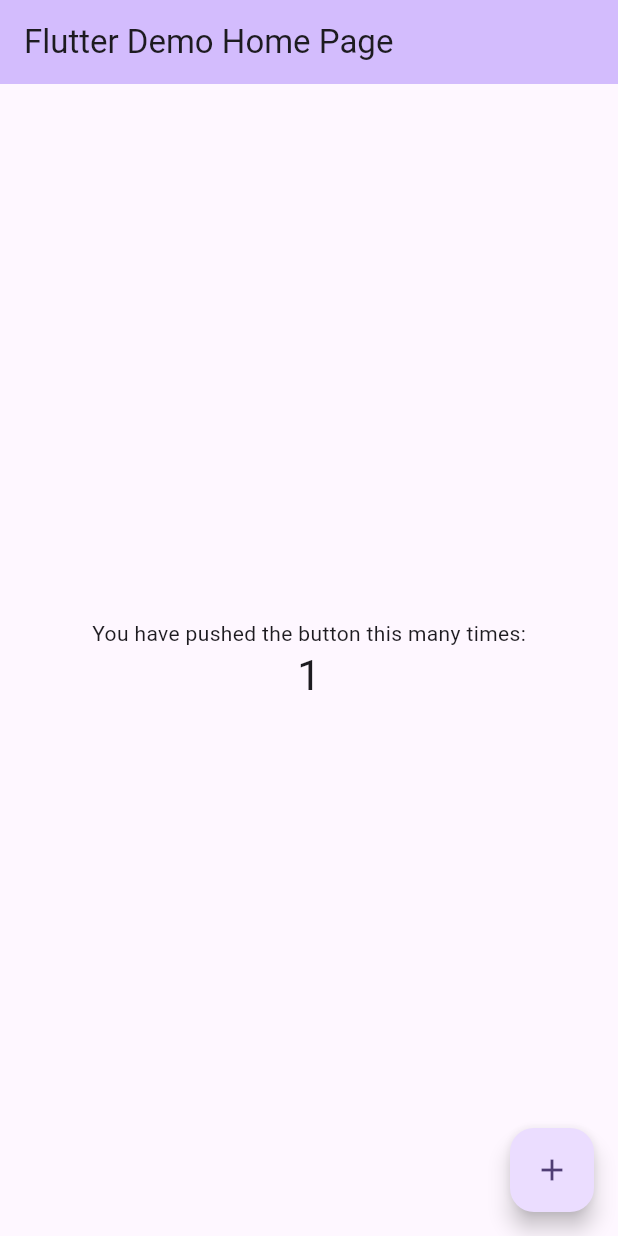
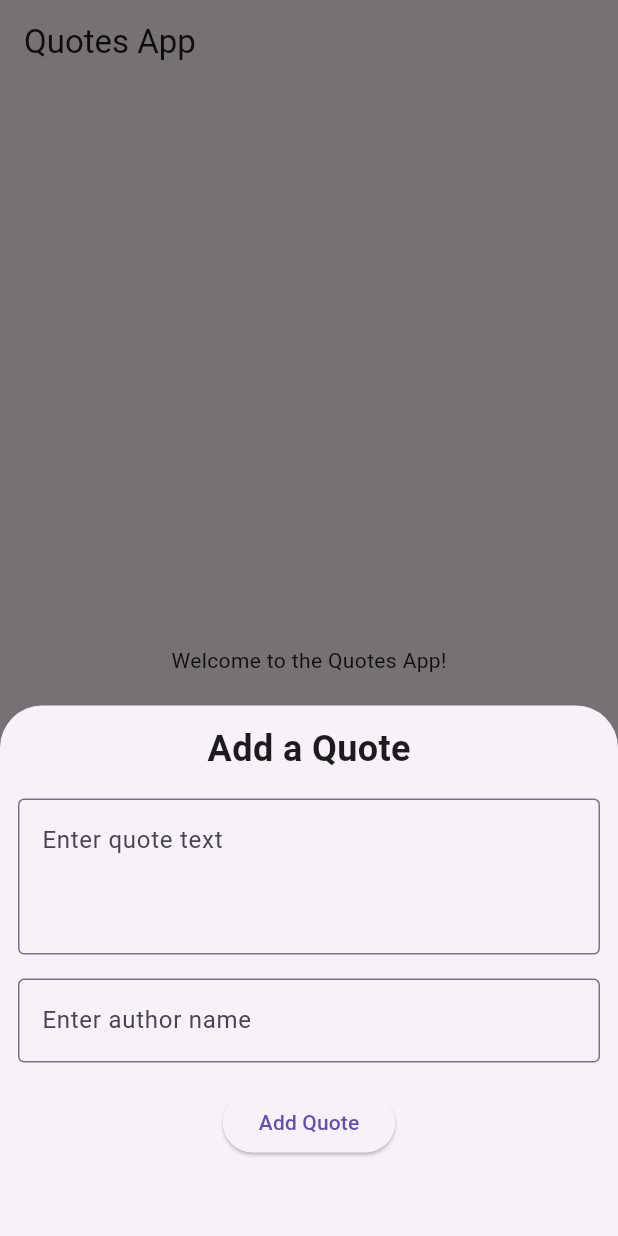
Before and after one commit to malaka96/quotes-app, a Flutter app: the screen it shows after launch, after a tap on the "add" icon, on a phone screen of 412 x 824 dp. Run offline on Flutter 3.47's test engine with Material 3 defaults, Android fonts, the phone set to English and light mode, and no system bars; our stand-ins replace cloud_firestore, firebase_core; accounts and stored records are empty.

```diff
--- /dev/null
+++ b/lib/Models/quotes_model.dart
@@ -0,0 +1,33 @@
+import 'package:cloud_firestore/cloud_firestore.dart';
+
+class Quote {
+  String id;
+  String quoteText;
+  String author;
+  DateTime createdAt;
+
+  Quote({
+    required this.id,
+    required this.quoteText,
+    required this.author,
+    required this.createdAt,
+  });
+
+  factory Quote.fromJson(Map<String, dynamic> json, String id) {
+    return Quote(
+      id: id,
+      quoteText: json['quote'] as String,
+      author: json['author'] as String,
+      createdAt: (json['createdAt'] as Timestamp).toDate(),
+    );
+  }
+
+  Map<String, dynamic> toJson() {
+    return {
+      'id': id,
+      'quote': quoteText,
+      'author': author,
+      'createdAt': createdAt,
+    };
+  }
+}
--- a/lib/main.dart
+++ b/lib/main.dart
@@ -1,122 +1,24 @@
 import 'package:flutter/material.dart';
+import 'package:firebase_core/firebase_core.dart';
+import 'package:quotes_app/firebase_options.dart';
+import 'package:quotes_app/views/home_page.dart';
 
-void main() {
+void main() async {
+  WidgetsFlutterBinding.ensureInitialized();
+  await Firebase.initializeApp(options: DefaultFirebaseOptions.currentPlatform);
   runApp(const MyApp());
 }
 
 class MyApp extends StatelessWidget {
   const MyApp({super.key});
 
-  // This widget is the root of your application.
   @override
   Widget build(BuildContext context) {
     return MaterialApp(
-      title: 'Flutter Demo',
       theme: ThemeData(
-        // This is the theme of your application.
-        //
-        // TRY THIS: Try running your application with "flutter run". You'll see
-        // the application has a purple toolbar. Then, without quitting the app,
-        // try changing the seedColor in the colorScheme below to Colors.green
-        // and then invoke "hot reload" (save your changes or press the "hot
-        // reload" button in a Flutter-supported IDE, or press "r" if you used
-        // the command line to start the app).
-        //
-        // Notice that the counter didn't reset back to zero; the application
-        // state is not lost during the reload. To reset the state, use hot
-        // restart instead.
-        //
-        // This works for code too, not just values: Most code changes can be
-        // tested with just a hot reload.
-        colorScheme: ColorScheme.fromSeed(seedColor: Colors.deepPurple),
+        useMaterial3: true
       ),
-      home: const MyHomePage(title: 'Flutter Demo Home Page'),
+      home: HomePage(),
     );
   }
 }
-
-class MyHomePage extends StatefulWidget {
-  const MyHomePage({super.key, required this.title});
-
-  // This widget is the home page of your application. It is stateful, meaning
-  // that it has a State object (defined below) that contains fields that affect
-  // how it looks.
-
-  // This class is the configuration for the state. It holds the values (in this
-  // case the title) provided by the parent (in this case the App widget) and
-  // used by the build method of the State. Fields in a Widget subclass are
-  // always marked "final".
-
-  final String title;
-
-  @override
-  State<MyHomePage> createState() => _MyHomePageState();
-}
-
-class _MyHomePageState extends State<MyHomePage> {
-  int _counter = 0;
-
-  void _incrementCounter() {
-    setState(() {
-      // This call to setState tells the Flutter framework that something has
-      // changed in this State, which causes it to rerun the build method below
-      // so that the display can reflect the updated values. If we changed
-      // _counter without calling setState(), then the build method would not be
-      // called again, and so nothing would appear to happen.
-      _counter++;
-    });
-  }
-
-  @override
-  Widget build(BuildContext context) {
-    // This method is rerun every time setState is called, for instance as done
-    // by the _incrementCounter method above.
-    //
-    // The Flutter framework has been optimized to make rerunning build methods
-    // fast, so that you can just rebuild anything that needs updating rather
-    // than having to individually change instances of widgets.
-    return Scaffold(
-      appBar: AppBar(
-        // TRY THIS: Try changing the color here to a specific color (to
-        // Colors.amber, perhaps?) and trigger a hot reload to see the AppBar
-        // change color while the other colors stay the same.
-        backgroundColor: Theme.of(context).colorScheme.inversePrimary,
-        // Here we take the value from the MyHomePage object that was created by
-        // the App.build method, and use it to set our appbar title.
-        title: Text(widget.title),
-      ),
-      body: Center(
-        // Center is a layout widget. It takes a single child and positions it
-        // in the middle of the parent.
-        child: Column(
-          // Column is also a layout widget. It takes a list of children and
-          // arranges them vertically. By default, it sizes itself to fit its
-          // children horizontally, and tries to be as tall as its parent.
-          //
-          // Column has various properties to control how it sizes itself and
-          // how it positions its children. Here we use mainAxisAlignment to
-          // center the children vertically; the main axis here is the vertical
-          // axis because Columns are vertical (the cross axis would be
-          // horizontal).
-          //
-          // TRY THIS: Invoke "debug painting" (choose the "Toggle Debug Paint"
-          // action in the IDE, or press "p" in the console), to see the
-          // wireframe for each widget.
-          mainAxisAlignment: MainAxisAlignment.center,
-          children: <Widget>[
-            const Text('You have pushed the button this many times:'),
-            Text(
-              '$_counter',
-              style: Theme.of(context).textTheme.headlineMedium,
-            ),
-          ],
-        ),
-      ),
-      floatingActionButton: FloatingActionButton(
-        onPressed: _incrementCounter,
-        tooltip: 'Increment',
-        child: const Icon(Icons.add),
-      ), // This trailing comma makes auto-formatting nicer for build methods.
-    );
-  }
-}
--- /dev/null
+++ b/lib/services/quote_service.dart
@@ -0,0 +1,26 @@
+import 'package:cloud_firestore/cloud_firestore.dart';
+import 'package:quotes_app/Models/quotes_model.dart';
+
+class QuoteService {
+  final CollectionReference _quotesCollection = FirebaseFirestore.instance
+      .collection('quotes');
+
+  Future<void> addQuote(String quoteText, String author) async {
+    try {
+      final Quote quote = Quote(
+        id: "",
+        quoteText: quoteText,
+        author: author,
+        createdAt: DateTime.now(),
+      );
+
+      final Map<String, dynamic> quoteData = quote.toJson();
+
+      final DocumentReference docRef = await _quotesCollection.add(quoteData);
+      await docRef.update({'id': docRef.id});
+
+    } catch (error) {
+      print('error adding quote $error');
+    }
+  }
+}
--- /dev/null
+++ b/lib/views/home_page.dart
@@ -0,0 +1,110 @@
+import 'package:flutter/material.dart';
+import 'package:quotes_app/services/quote_service.dart';
+
+class HomePage extends StatefulWidget {
+  const HomePage({super.key});
+
+  @override
+  State<HomePage> createState() => _HomePageState();
+}
+
+class _HomePageState extends State<HomePage> {
+  final TextEditingController _quoteController = TextEditingController();
+  final TextEditingController _authorController = TextEditingController();
+
+  @override
+  void dispose() {
+    super.dispose();
+    _quoteController.dispose();
+    _authorController.dispose();
+  }
+
+  void _showAddQuoteBottomSheet() {
+    _quoteController.clear();
+    _authorController.clear();
+    showModalBottomSheet(
+      context: context,
+      builder: (context) {
+        return SingleChildScrollView(
+          padding: EdgeInsets.all(12.0),
+          child: SizedBox(
+            height: MediaQuery.of(context).size.height * 0.4,
+            child: Column(
+              children: [
+                Text(
+                  'Add a Quote',
+                  style: TextStyle(fontSize: 24, fontWeight: FontWeight.bold),
+                ),
+                SizedBox(height: 16),
+                TextField(
+                  controller: _quoteController,
+                  maxLines: 3,
+                  decoration: InputDecoration(
+                    hintText: 'Enter quote text',
+                    border: OutlineInputBorder(),
+                  ),
+                ),
+                SizedBox(height: 16),
+                TextField(
+                  controller: _authorController,
+                  decoration: InputDecoration(
+                    hintText: 'Enter author name',
+                    border: OutlineInputBorder(),
+                  ),
+                ),
+                SizedBox(height: 16),
+                ElevatedButton(
+                  onPressed: () async {
+                    // Handle adding the quote
+                    if(_quoteController.text.isEmpty || _authorController.text.isEmpty) {
+                      showDialog(
+                        context: context,
+                        builder: (BuildContext context) {
+                          return AlertDialog(
+                            title: Text('Missing Information'),
+                            content: Text('Please fill in both fields'),
+                            actions: [
+                              TextButton(
+                                onPressed: () {
+                                  Navigator.of(context).pop();
+                                },
+                                child: Text('OK'),
+                              ),
+                            ],
+                          );
+                        },
+                      );
+                      return;
+                    }
+                    await QuoteService().addQuote(
+                      _quoteController.text,
+                      _authorController.text,
+                    );
+                    _quoteController.clear();
+                    _authorController.clear();
+                    Navigator.of(context).pop();
+                  },
+                  child: Text('Add Quote'),
+                ),
+              ],
+            ),
+          ),
+        );
+      },
+    );
+  }
+
+  @override
+  Widget build(BuildContext context) {
+    return Scaffold(
+      appBar: AppBar(title: Text('Quotes App')),
+      body: Center(child: Text('Welcome to the Quotes App!')),
+      floatingActionButton: FloatingActionButton(
+        onPressed: () {
+          _showAddQuoteBottomSheet();
+        },
+        child: Icon(Icons.add),
+      ),
+    );
+  }
+}
--- a/pubspec.yaml
+++ b/pubspec.yaml
@@ -30,7 +30,8 @@ environment:
 dependencies:
   flutter:
     sdk: flutter
-
+  firebase_core: ^3.15.1
+  cloud_firestore: ^5.6.11
   # The following adds the Cupertino Icons font to your application.
   # Use with the CupertinoIcons class for iOS style icons.
   cupertino_icons: ^1.0.8
@@ -38,7 +39,6 @@ dependencies:
 dev_dependencies:
   flutter_test:
     sdk: flutter
-
   # The "flutter_lints" package below contains a set of recommended lints to
   # encourage good coding practices. The lint set provided by the package is
   # activated in the `analysis_options.yaml` file located at the root of your
```
Also changed, not shown: firebase.json (added), lib/firebase_options.dart (added), pubspec.lock, 7 other files.
